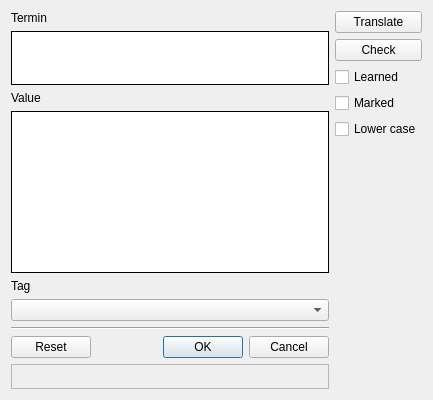
The window that Forms/WordEditor.ui (skynowa/iTeacher) describes before a commit, drawn with Qt 5.
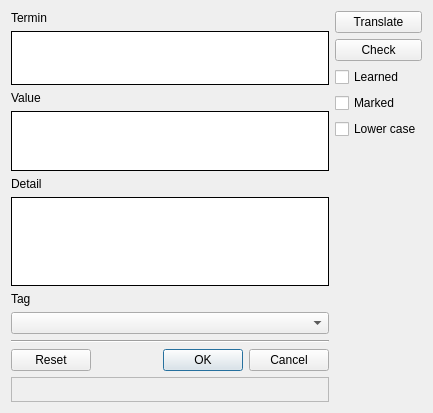
The same window after the commit.

Commit message: WordEditor: add detail translation

Diff of the .ui file:
```diff
--- a/Forms/WordEditor.ui
+++ b/Forms/WordEditor.ui
@@ -7,7 +7,7 @@
     <x>0</x>
     <y>0</y>
     <width>433</width>
-    <height>400</height>
+    <height>413</height>
    </rect>
   </property>
   <property name="windowTitle">
@@ -21,7 +21,7 @@
      </property>
     </widget>
    </item>
-   <item row="0" column="1" rowspan="4">
+   <item row="0" column="1" rowspan="6">
     <layout class="QGridLayout" name="gridLayout">
      <item row="0" column="0">
       <widget class="QPushButton" name="pbtnTermTranslate">
@@ -104,6 +104,18 @@
    </item>
    <item row="3" column="0">
     <widget class="QTextEdit" name="tedtWordValue">
+     <property name="minimumSize">
+      <size>
+       <width>0</width>
+       <height>60</height>
+      </size>
+     </property>
+     <property name="maximumSize">
+      <size>
+       <width>16777215</width>
+       <height>60</height>
+      </size>
+     </property>
      <property name="frameShape">
       <enum>QFrame::Box</enum>
      </property>
@@ -113,30 +125,47 @@
     </widget>
    </item>
    <item row="4" column="0">
+    <widget class="QLabel" name="label_4">
+     <property name="text">
+      <string>Detail</string>
+     </property>
+    </widget>
+   </item>
+   <item row="5" column="0">
+    <widget class="QTextEdit" name="tedtWordDetailValue">
+     <property name="frameShape">
+      <enum>QFrame::Box</enum>
+     </property>
+     <property name="frameShadow">
+      <enum>QFrame::Plain</enum>
+     </property>
+    </widget>
+   </item>
+   <item row="6" column="0">
     <widget class="QLabel" name="label">
      <property name="text">
       <string>Tag</string>
      </property>
     </widget>
    </item>
-   <item row="5" column="0">
+   <item row="7" column="0">
     <widget class="QComboBox" name="cboTags"/>
    </item>
-   <item row="6" column="0">
+   <item row="8" column="0">
     <widget class="Line" name="line">
      <property name="orientation">
       <enum>Qt::Horizontal</enum>
      </property>
     </widget>
    </item>
-   <item row="7" column="0">
+   <item row="9" column="0">
     <widget class="QDialogButtonBox" name="bbxButtons">
      <property name="standardButtons">
       <set>QDialogButtonBox::Cancel|QDialogButtonBox::Ok|QDialogButtonBox::Reset</set>
      </property>
     </widget>
    </item>
-   <item row="8" column="0">
+   <item row="10" column="0">
     <widget class="QLabel" name="lblInfo">
      <property name="minimumSize">
       <size>
```
The commit also changes 2 other files.
